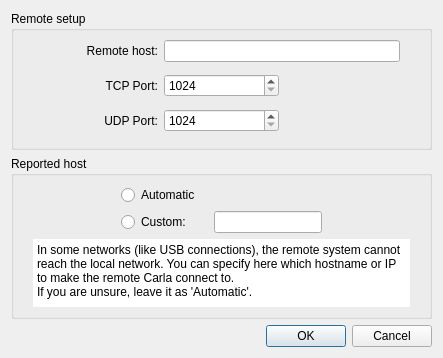
falkTX/Carla, file resources/ui/carla_osc_connect.ui: the form before one commit.
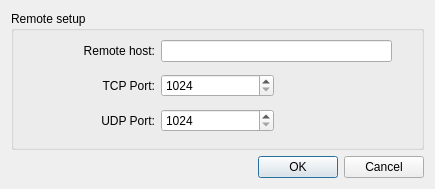
The form after the commit.

Commit message: Remove custom return host on carla-control, no longer needed

```diff
--- a/resources/ui/carla_osc_connect.ui
+++ b/resources/ui/carla_osc_connect.ui
@@ -6,8 +6,8 @@
    <rect>
     <x>0</x>
     <y>0</y>
-    <width>443</width>
-    <height>281</height>
+    <width>435</width>
+    <height>183</height>
    </rect>
   </property>
   <property name="windowTitle">
@@ -108,144 +108,6 @@
      </layout>
     </widget>
    </item>
-   <item>
-    <widget class="QGroupBox" name="group_reported_host">
-     <property name="title">
-      <string>Reported host</string>
-     </property>
-     <layout class="QGridLayout" name="gridLayout_2">
-      <item row="0" column="0" rowspan="2">
-       <spacer name="horizontalSpacer_10">
-        <property name="orientation">
-         <enum>Qt::Horizontal</enum>
-        </property>
-        <property name="sizeType">
-         <enum>QSizePolicy::Fixed</enum>
-        </property>
-        <property name="sizeHint" stdset="0">
-         <size>
-          <width>92</width>
-          <height>38</height>
-         </size>
-        </property>
-       </spacer>
-      </item>
-      <item row="0" column="1" colspan="2">
-       <widget class="QRadioButton" name="rb_reported_auto">
-        <property name="sizePolicy">
-         <sizepolicy hsizetype="Expanding" vsizetype="Fixed">
-          <horstretch>0</horstretch>
-          <verstretch>0</verstretch>
-         </sizepolicy>
-        </property>
-        <property name="text">
-         <string>Automatic</string>
-        </property>
-       </widget>
-      </item>
-      <item row="0" column="3" rowspan="2">
-       <spacer name="horizontalSpacer_9">
-        <property name="orientation">
-         <enum>Qt::Horizontal</enum>
-        </property>
-        <property name="sizeType">
-         <enum>QSizePolicy::Fixed</enum>
-        </property>
-        <property name="sizeHint" stdset="0">
-         <size>
-          <width>92</width>
-          <height>38</height>
-         </size>
-        </property>
-       </spacer>
-      </item>
-      <item row="1" column="1">
-       <widget class="QRadioButton" name="rb_reported_custom">
-        <property name="sizePolicy">
-         <sizepolicy hsizetype="Expanding" vsizetype="Fixed">
-          <horstretch>0</horstretch>
-          <verstretch>0</verstretch>
-         </sizepolicy>
-        </property>
-        <property name="text">
-         <string>Custom:</string>
-        </property>
-       </widget>
-      </item>
-      <item row="1" column="2">
-       <widget class="QLineEdit" name="le_reported_host"/>
-      </item>
-      <item row="2" column="0" colspan="4">
-       <layout class="QHBoxLayout" name="horizontalLayout">
-        <item>
-         <spacer name="horizontalSpacer">
-          <property name="orientation">
-           <enum>Qt::Horizontal</enum>
-          </property>
-          <property name="sizeType">
-           <enum>QSizePolicy::Fixed</enum>
-          </property>
-          <property name="sizeHint" stdset="0">
-           <size>
-            <width>10</width>
-            <height>1</height>
-           </size>
-          </property>
-         </spacer>
-        </item>
-        <item>
-         <widget class="QPlainTextEdit" name="te_reported_hint">
-          <property name="frameShape">
-           <enum>QFrame::NoFrame</enum>
-          </property>
-          <property name="frameShadow">
-           <enum>QFrame::Plain</enum>
-          </property>
-          <property name="lineWidth">
-           <number>0</number>
-          </property>
-          <property name="midLineWidth">
-           <number>1</number>
-          </property>
-          <property name="verticalScrollBarPolicy">
-           <enum>Qt::ScrollBarAlwaysOff</enum>
-          </property>
-          <property name="horizontalScrollBarPolicy">
-           <enum>Qt::ScrollBarAlwaysOff</enum>
-          </property>
-          <property name="undoRedoEnabled">
-           <bool>false</bool>
-          </property>
-          <property name="plainText">
-           <string>In some networks (like USB connections), the remote system cannot reach the local network. You can specify here which hostname or IP to make the remote Carla connect to.
-If you are unsure, leave it as 'Automatic'.</string>
-          </property>
-          <property name="textInteractionFlags">
-           <set>Qt::NoTextInteraction</set>
-          </property>
-         </widget>
-        </item>
-        <item>
-         <spacer name="horizontalSpacer_2">
-          <property name="orientation">
-           <enum>Qt::Horizontal</enum>
-          </property>
-          <property name="sizeType">
-           <enum>QSizePolicy::Fixed</enum>
-          </property>
-          <property name="sizeHint" stdset="0">
-           <size>
-            <width>10</width>
-            <height>1</height>
-           </size>
-          </property>
-         </spacer>
-        </item>
-       </layout>
-      </item>
-     </layout>
-    </widget>
-   </item>
    <item>
     <widget class="QDialogButtonBox" name="buttonBox">
      <property name="orientation">
```
The commit also changes 2 other files.
